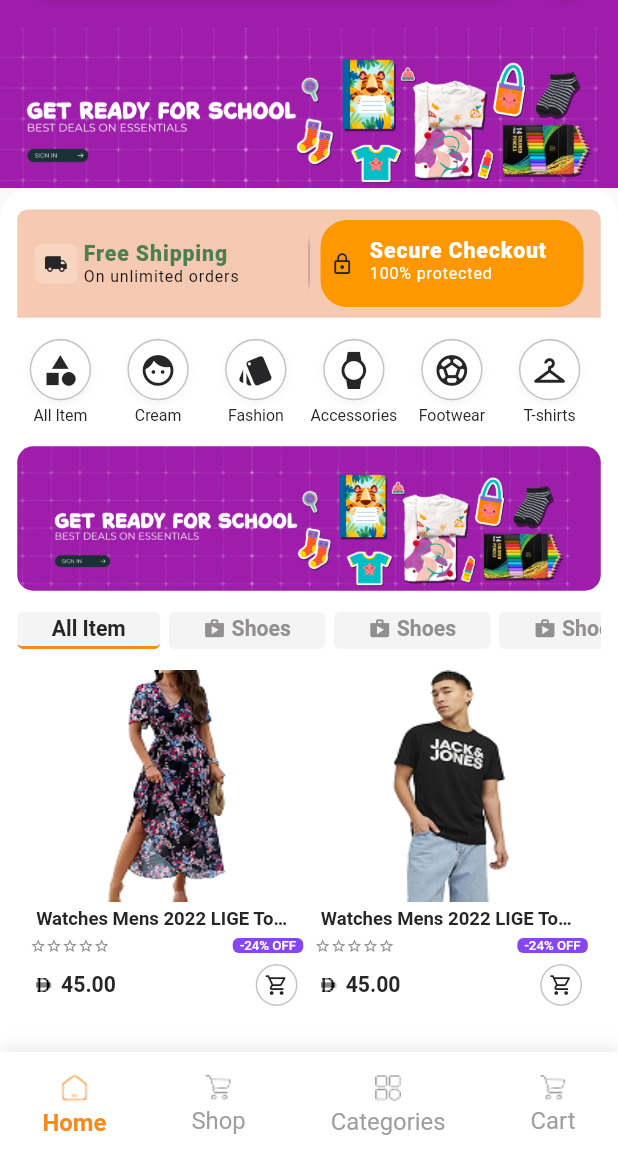
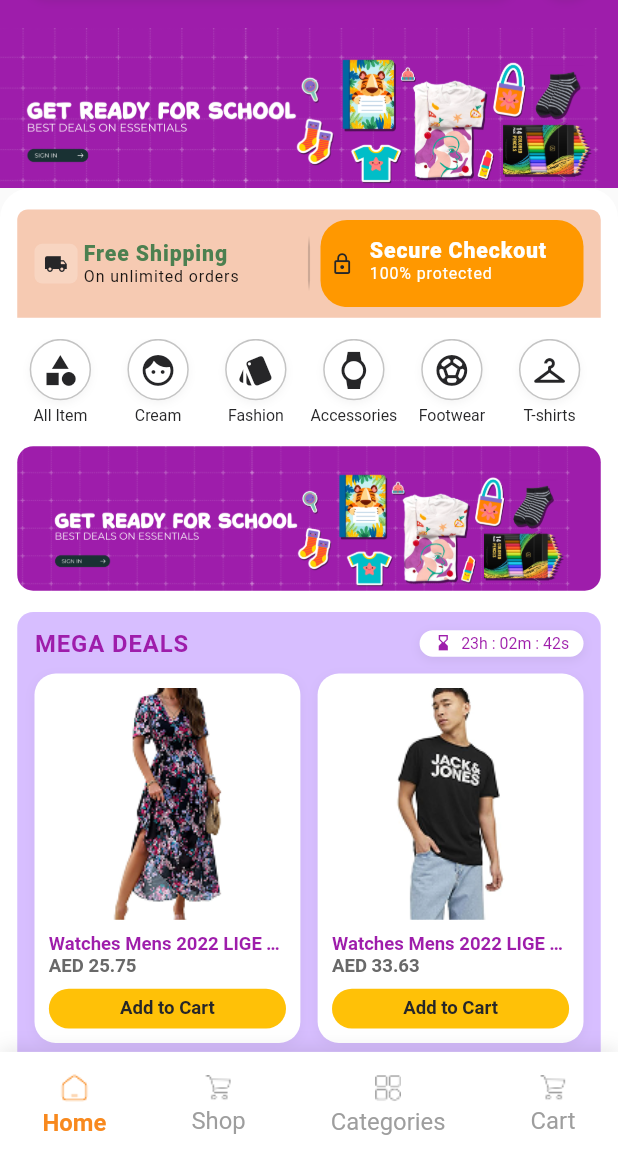
Before and after one commit to althakeel/store1920-MobileApp, a Flutter app: the screen it shows after launch, on a phone screen of 412 x 824 dp, the part 78-1236 px from its top. Run offline on Flutter 3.47's test engine with Material 3 defaults, Android fonts, the light colour scheme and no system bars; our stand-ins replace connectivity_plus, dio, flutter_screenutil, get, get_storage, image_picker and 1 more.

Commit message:
deals sections completed

```diff
--- a/lib/screens/features/home/controllers/home_controller.dart
+++ b/lib/screens/features/home/controllers/home_controller.dart
@@ -1,4 +1,5 @@
 import 'package:flutter_screenutil/flutter_screenutil.dart';
+import 'dart:async';
 import 'package:get/get.dart';
 import 'package:store1920/screens/features/auth/controller/loader_controller.dart';
 
@@ -7,6 +8,9 @@ class HomeController extends LoaderController {
 
   RxInt currentIndex = 0.obs;
   RxDouble scrollOffset = 0.0.obs;
+  final RxString dealsCountdownText = ''.obs;
+  late DateTime _dealsEndTime;
+  Timer? _dealsTimer;
 
   void changeIndex(int index) {
     currentIndex.value = index;
@@ -23,4 +27,34 @@ class HomeController extends LoaderController {
 
     return itemWidth / (itemWidth * 1.4);
   }
+
+  @override
+  void onInit() {
+    super.onInit();
+    _dealsEndTime = DateTime.now().add(const Duration(hours: 23, minutes: 2, seconds: 48));
+    _updateDealsCountdown();
+    _dealsTimer = Timer.periodic(const Duration(seconds: 1), (_) => _updateDealsCountdown());
+  }
+
+  void _updateDealsCountdown() {
+    final Duration remaining = _dealsEndTime.difference(DateTime.now());
+    if (remaining.isNegative) {
+      _dealsEndTime = DateTime.now().add(const Duration(hours: 24));
+      return;
+    }
+    final int hours = remaining.inHours;
+    final int minutes = remaining.inMinutes % 60;
+    final int seconds = remaining.inSeconds % 60;
+    final String formatted =
+        '${hours.toString().padLeft(2, '0')}h : ${minutes.toString().padLeft(2, '0')}m : ${seconds.toString().padLeft(2, '0')}s';
+    if (dealsCountdownText.value != formatted) {
+      dealsCountdownText.value = formatted;
+    }
+  }
+
+  @override
+  void onClose() {
+    _dealsTimer?.cancel();
+    super.onClose();
+  }
 }
--- a/lib/screens/features/home/views/home_screen.dart
+++ b/lib/screens/features/home/views/home_screen.dart
@@ -1,8 +1,10 @@
 import 'package:flutter/material.dart';
 import 'package:flutter_screenutil/flutter_screenutil.dart';
 import 'package:get/get.dart';
+import 'package:store1920/global/constant_styles.dart';
 import 'package:store1920/global/images.dart';
 import 'package:store1920/screens/features/home/widgets/custom_banner_widget.dart';
+import 'package:store1920/screens/features/home/widgets/deal_product_card.dart';
 import '../../../../global/app_color.dart';
 import '../controllers/home_controller.dart';
 import '../widgets/icon_list_of_categories.dart';
@@ -136,7 +138,8 @@ class HomeScreen extends GetView<HomeController> {
                 children: [
                   const FeatureCards(),
                   const IconListOfCategories(),
-                  _buildAdvertisementBanner(),
+                  CustomBannerWidget(borderRadius: BorderRadius.circular(12.r)),
+                  const _MegaDealsSection(),
                   ProductTabsList(),
                   ProductListWidget(),
                 ],
@@ -147,15 +150,107 @@ class HomeScreen extends GetView<HomeController> {
       ),
     );
   }
+}
 
-  Widget _buildAdvertisementBanner() {
-    return SizedBox(
-      child: ClipRRect(
+class _MegaDealsSection extends StatelessWidget {
+  const _MegaDealsSection();
+
+  @override
+  Widget build(BuildContext context) {
+    final List<Map<String, dynamic>> deals = [
+      {
+        "img": AppImage.prod1,
+        "price": 25.75,
+        'title': 'Watches Mens 2022 LIGE Top Brand',
+      },
+      {
+        "img": AppImage.prod2,
+        "price": 33.63,
+        'title': 'Watches Mens 2022 LIGE Top Brand',
+      },
+      {
+        "img": AppImage.prod3,
+        "price": 21.56,
+        'title': 'Nike Run Defy mens LACED SHOES',
+      },
+      {
+        "img": AppImage.prod4,
+        "price": 32.15,
+        'title': 'Premium Leather Handbag',
+      },
+    ];
+
+    return Container(
+      decoration: BoxDecoration(
+        color: AppColors.gradient1.withValues(alpha: 0.5),
         borderRadius: BorderRadius.circular(12.r),
-        child: Image.asset(
-          AppImage.homeBanner,
-          fit: BoxFit.fill,
-        ),
+      ),
+      padding: EdgeInsets.all(12.w),
+      child: Column(
+        children: [
+          Row(
+            mainAxisAlignment: MainAxisAlignment.spaceBetween,
+            children: [
+              Text(
+                'MEGA DEALS',
+                style: titleStyle.copyWith(
+                  letterSpacing: 0.6,
+                  color: AppColors.dynamicColor,
+                ),
+              ),
+              Container(
+                padding: EdgeInsets.symmetric(horizontal: 10.w, vertical: 3.h),
+                decoration: BoxDecoration(
+                  color: AppColors.white,
+                  borderRadius: BorderRadius.circular(24.r),
+                  boxShadow: [
+                    BoxShadow(
+                      color: AppColors.black.withValues(alpha: 0.08),
+                      blurRadius: 6,
+                      offset: const Offset(0, 2),
+                    ),
+                  ],
+                ),
+                child: Row(
+                  children: [
+                    Icon(
+                      Icons.hourglass_bottom,
+                      size: 14.sp,
+                      color: AppColors.dynamicColor,
+                    ),
+                    SizedBox(width: 6.w),
+                    Obx(() => Text(
+                          HomeController.instance.dealsCountdownText.value,
+                          style: bodyStyle.copyWith(
+                            color: AppColors.dynamicColor,
+                          ),
+                        )),
+                  ],
+                ),
+              ),
+            ],
+          ),
+          GridView.builder(
+            shrinkWrap: true,
+            physics: const NeverScrollableScrollPhysics(),
+            itemCount: 4,
+            padding: EdgeInsets.symmetric(vertical: 12.h),
+            gridDelegate: SliverGridDelegateWithFixedCrossAxisCount(
+              crossAxisCount: 2,
+              crossAxisSpacing: 12.w,
+              mainAxisSpacing: 12.h,
+              childAspectRatio: 0.72,
+            ),
+            itemBuilder: (_, i) {
+              final item = deals[i];
+              return DealProductCard(
+                imagePath: item['img'] as String,
+                price: item['price'] as double,
+                title: item['title'] as String,
+              );
+            },
+          ),
+        ],
       ),
     );
   }
--- a/lib/screens/features/home/widgets/custom_banner_widget.dart
+++ b/lib/screens/features/home/widgets/custom_banner_widget.dart
@@ -1,15 +1,19 @@
 import 'package:flutter/material.dart';
-
 import '../../../../global/images.dart';
 
 class CustomBannerWidget extends StatelessWidget {
-  const CustomBannerWidget({super.key});
+  final BorderRadiusGeometry borderRadius;
+
+  const CustomBannerWidget({super.key, this.borderRadius = BorderRadius.zero});
 
   @override
   Widget build(BuildContext context) {
     return LayoutBuilder(
       builder: (context, constraints) {
-        return Image.asset(AppImage.homeBanner, fit: BoxFit.cover);
+        return ClipRRect(
+          borderRadius: borderRadius,
+          child: Image.asset(AppImage.homeBanner, fit: BoxFit.cover),
+        );
       },
     );
   }
--- /dev/null
+++ b/lib/screens/features/home/widgets/deal_product_card.dart
@@ -0,0 +1,77 @@
+import 'package:flutter/material.dart';
+import 'package:flutter_screenutil/flutter_screenutil.dart';
+
+import '../../../../global/app_color.dart';
+import '../../../../global/constant_styles.dart';
+
+class DealProductCard extends StatelessWidget {
+  final String imagePath;
+  final double price;
+  final String title;
+
+  const DealProductCard({
+    super.key,
+    required this.imagePath,
+    required this.price,
+    required this.title,
+  });
+
+  @override
+  Widget build(BuildContext context) {
+    return Container(
+      decoration: BoxDecoration(
+        color: AppColors.white,
+        borderRadius: BorderRadius.circular(16.r),
+        boxShadow: [
+          BoxShadow(
+            color: AppColors.black.withValues(alpha: 0.05),
+            blurRadius: 6,
+            offset: const Offset(0, 2),
+          ),
+        ],
+      ),
+      padding: EdgeInsets.all(10.w),
+      child: Column(
+        crossAxisAlignment: CrossAxisAlignment.stretch,
+        children: [
+          Expanded(
+            child: ClipRRect(
+              borderRadius: BorderRadius.circular(12.r),
+              child: Image.asset(
+                imagePath,
+                fit: BoxFit.cover,
+                width: double.infinity,
+              ),
+            ),
+          ),
+          SizedBox(height: 10.h),
+          Text(
+            title,
+            style: subTitleStyle.copyWith(color: AppColors.dynamicColor),
+            overflow: TextOverflow.ellipsis,
+          ),
+          Text('AED ${price.toStringAsFixed(2)}', style: subTitleStyle),
+          SizedBox(height: 8.h),
+          SizedBox(
+            height: 30.h,
+            child: ElevatedButton(
+              style: ElevatedButton.styleFrom(
+                elevation: 0,
+                backgroundColor: Colors.amber,
+                foregroundColor: AppColors.black,
+                shape: RoundedRectangleBorder(
+                  borderRadius: BorderRadius.circular(24.r),
+                ),
+              ),
+              onPressed: () {},
+              child: Text(
+                'Add to Cart',
+                style: subTitleStyle.copyWith(color: AppColors.black),
+              ),
+            ),
+          ),
+        ],
+      ),
+    );
+  }
+}
--- a/lib/screens/features/home/widgets/product_tabs_list.dart
+++ b/lib/screens/features/home/widgets/product_tabs_list.dart
@@ -12,11 +12,11 @@ class ProductTabsList extends StatelessWidget {
   Widget build(BuildContext context) {
     final tabs = const [
       'All Item',
+      'Clothes',
+      'Mobiles',
+      'Watches',
       'Shoes',
-      'Shoes',
-      'Shoes',
-      'Shoes',
-      'Shoes',
+      'Perfumes',
     ];
     final RxInt selectedTabIndex = RxInt(0);
     return SizedBox(
```
Also changed, not shown: lib/screens/widgets/product_widget.dart (+0 -25 lines).
